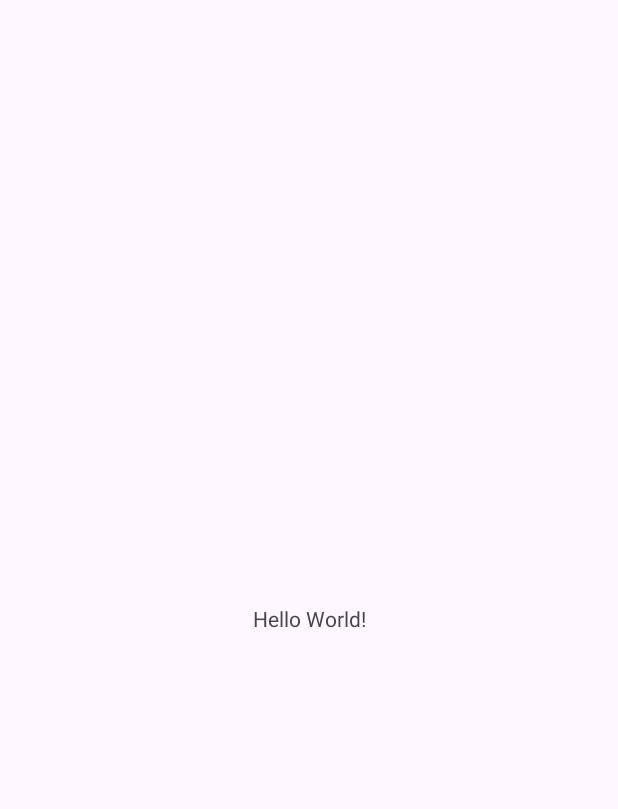
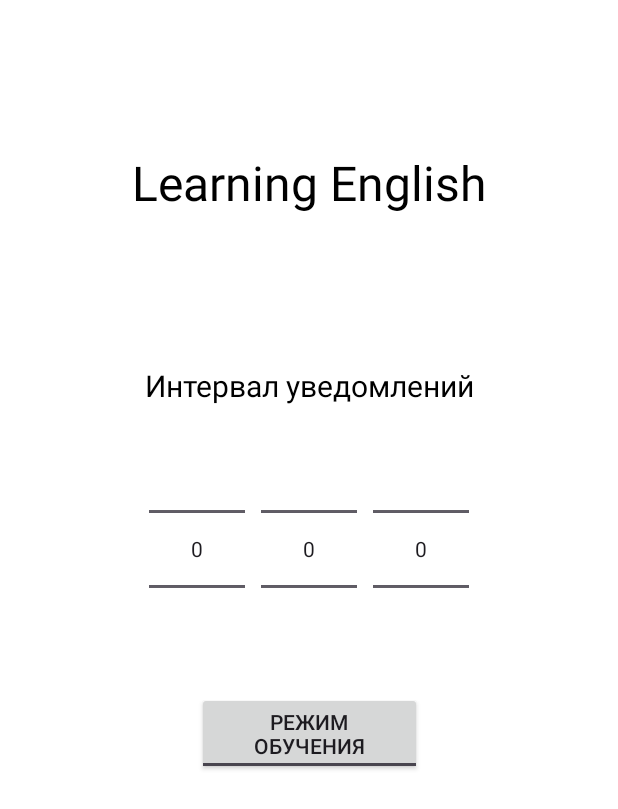
Before and after one commit to SoulsHunter352/LearningEnglish, an Android app: the screen it shows after launch (MainActivity), on a phone screen of 412 x 824 dp. Before the commit the part shown is almost empty. Shown: the top 809 px of the screen. Run offline under Robolectric (Android 15) with nearby library versions, the phone set to English and light mode, and no system bars.

Commit message:
Набросок дизайна настроек

```diff
--- a/app/src/main/AndroidManifest.xml
+++ b/app/src/main/AndroidManifest.xml
@@ -1,6 +1,7 @@
 <?xml version="1.0" encoding="utf-8"?>
 <manifest xmlns:android="http://schemas.android.com/apk/res/android"
     xmlns:tools="http://schemas.android.com/tools">
+    <uses-permission android:name="android.permission.POST_NOTIFICATIONS"/>
 
     <application
         android:allowBackup="true"
--- a/app/src/main/java/com/example/learningenglish/MainActivity.java
+++ b/app/src/main/java/com/example/learningenglish/MainActivity.java
@@ -1,6 +1,8 @@
 package com.example.learningenglish;
 
 import android.os.Bundle;
+import android.widget.NumberPicker;
+import android.widget.TimePicker;
 
 import androidx.activity.EdgeToEdge;
 import androidx.appcompat.app.AppCompatActivity;
@@ -9,6 +11,9 @@ import androidx.core.view.ViewCompat;
 import androidx.core.view.WindowInsetsCompat;
 
 public class MainActivity extends AppCompatActivity {
+    private NumberPicker hoursPicker;
+    private NumberPicker minutesPicker;
+    private NumberPicker secondsPicker;
 
     @Override
     protected void onCreate(Bundle savedInstanceState) {
@@ -20,5 +25,13 @@ public class MainActivity extends AppCompatActivity {
             v.setPadding(systemBars.left, systemBars.top, systemBars.right, systemBars.bottom);
             return insets;
         });
+
+        hoursPicker = findViewById(R.id.hours_picker);
+        minutesPicker = findViewById(R.id.minutes_picker);
+        secondsPicker = findViewById(R.id.seconds_picker);
+    }
+
+    protected void configureNumberPickers(){
+
     }
 }
--- a/app/src/main/res/layout/activity_main.xml
+++ b/app/src/main/res/layout/activity_main.xml
@@ -5,15 +5,73 @@
     android:id="@+id/main"
     android:layout_width="match_parent"
     android:layout_height="match_parent"
+    android:background="@color/white"
     tools:context=".MainActivity">
 
     <TextView
         android:layout_width="wrap_content"
         android:layout_height="wrap_content"
-        android:text="Hello World!"
-        app:layout_constraintBottom_toBottomOf="parent"
-        app:layout_constraintEnd_toEndOf="parent"
-        app:layout_constraintStart_toStartOf="parent"
-        app:layout_constraintTop_toTopOf="parent" />
+        android:text="@string/title"
+        android:textSize="32sp"
+        app:layout_constraintLeft_toLeftOf="parent"
+        app:layout_constraintRight_toRightOf="parent"
+        app:layout_constraintTop_toTopOf="parent"
+        android:layout_marginTop="100dp"
+        android:textColor="@color/black"
+        android:id="@+id/title"/>
+
+    <TextView
+        android:layout_width="wrap_content"
+        android:layout_height="wrap_content"
+        android:text="@string/notification_label"
+        android:textSize="20sp"
+        android:textColor="@color/black"
+        app:layout_constraintLeft_toLeftOf="parent"
+        app:layout_constraintTop_toBottomOf="@id/title"
+        app:layout_constraintRight_toRightOf="parent"
+        android:layout_marginTop="100dp"
+        android:labelFor="@id/notification_time"
+        android:id="@+id/notification_label"
+        />
+    <LinearLayout
+        android:layout_width="wrap_content"
+        android:layout_height="wrap_content"
+        app:layout_constraintLeft_toLeftOf="parent"
+        app:layout_constraintRight_toRightOf="parent"
+        app:layout_constraintTop_toBottomOf="@id/notification_label"
+        android:id="@+id/notification_time">
+        <NumberPicker
+            android:layout_width="wrap_content"
+            android:layout_height="wrap_content"
+            app:layout_constraintLeft_toLeftOf="parent"
+            android:layout_margin="5dp"
+            android:id="@+id/hours_picker"/>
+        <NumberPicker
+            android:layout_width="wrap_content"
+            android:layout_height="wrap_content"
+            android:id="@+id/minutes_picker"
+            app:layout_constraintLeft_toRightOf="@id/hours_picker"
+            app:layout_constraintRight_toLeftOf="@id/seconds_picker"
+            android:layout_margin="5dp"
+            />
+        <NumberPicker
+            android:layout_width="wrap_content"
+            android:layout_height="wrap_content"
+            app:layout_constraintLeft_toRightOf="@id/minutes_picker"
+            app:layout_constraintRight_toRightOf="parent"
+            android:layout_margin="5dp"
+            android:id="@+id/seconds_picker"
+            />
+    </LinearLayout>
+    <ToggleButton
+        android:layout_width="150dp"
+        android:layout_height="wrap_content"
+        android:textOff="@string/learning_mode"
+        android:textOn="@string/checking_mode"
+        app:layout_constraintTop_toBottomOf="@id/notification_time"
+        app:layout_constraintLeft_toLeftOf="parent"
+        app:layout_constraintRight_toRightOf="parent"
+        android:id="@+id/mode"
+        />
 
 </androidx.constraintlayout.widget.ConstraintLayout>
--- a/app/src/main/res/values/strings.xml
+++ b/app/src/main/res/values/strings.xml
@@ -1,3 +1,7 @@
 <resources>
     <string name="app_name">LearningEnglish</string>
+    <string name="title">Learning English</string>
+    <string name="notification_label">Интервал уведомлений</string>
+    <string name="learning_mode">Режим обучения</string>
+    <string name="checking_mode">Режим проверки</string>
 </resources>
```
